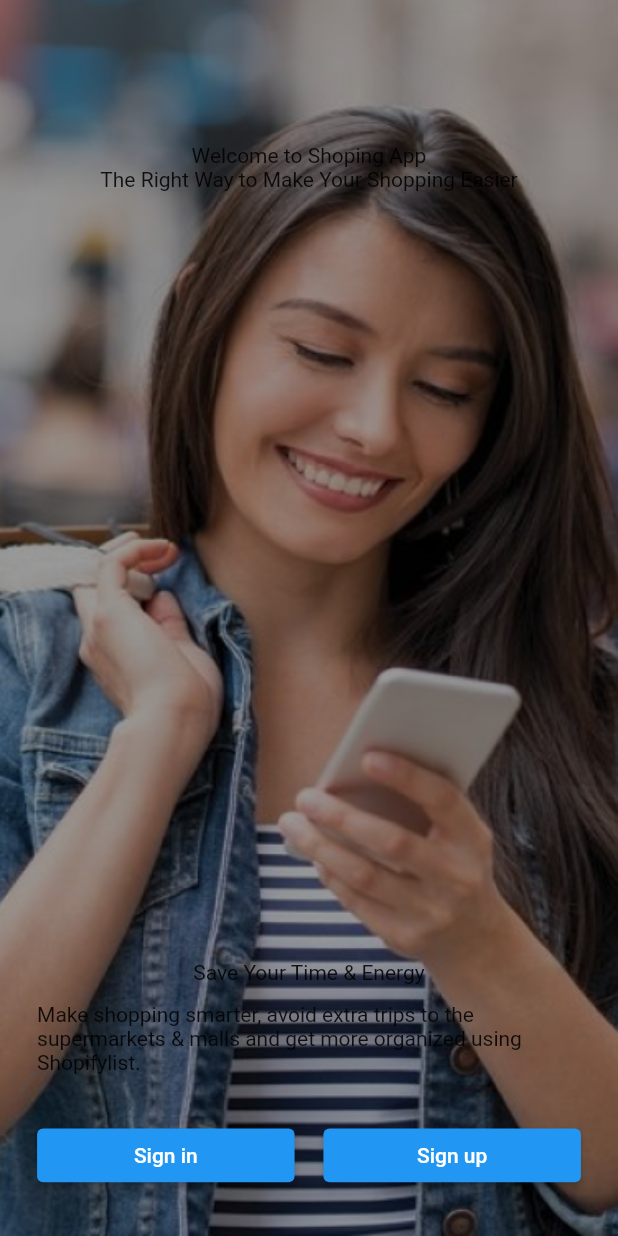
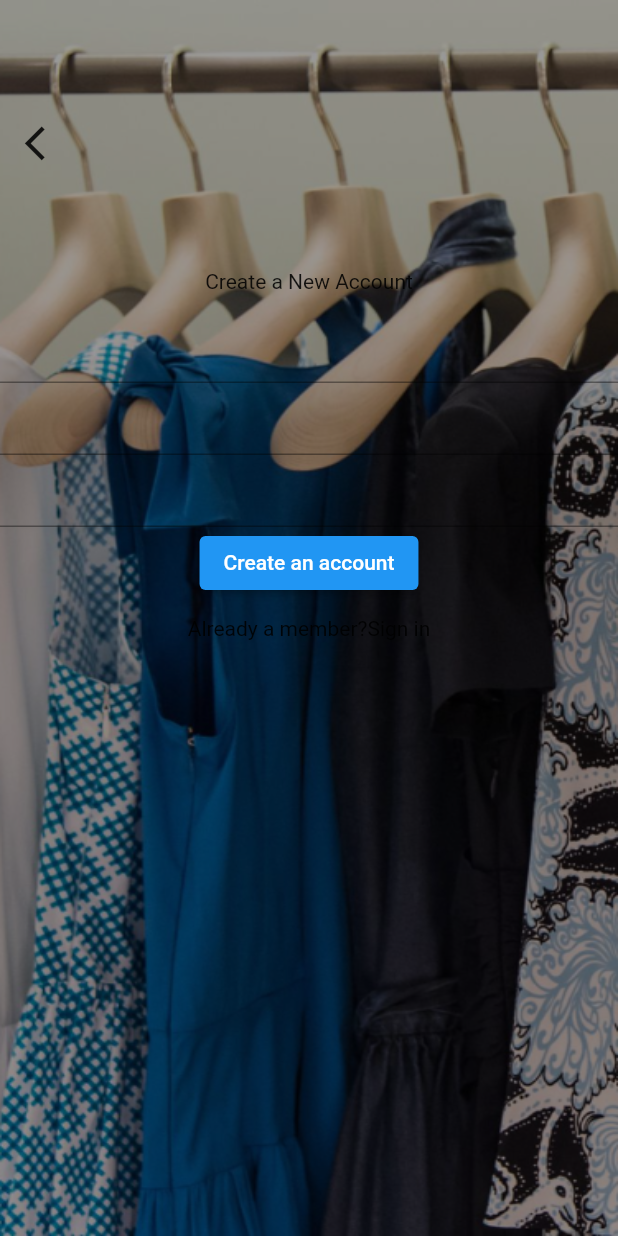
Before and after one commit to kutsaltekbas/shoping_list_application, a Flutter app: the screen it shows after launch, after a tap on "Sign up", on a phone screen of 412 x 824 dp. Run offline on Flutter 3.47's test engine with Material 2 defaults, Android fonts, the phone set to English and light mode, and no system bars; our stand-ins replace auto_route, flutter_screenutil.

Commit message:
sign up page ui updates

```diff
--- a/lib/feature/onboard/view/onboard_view.dart
+++ b/lib/feature/onboard/view/onboard_view.dart
@@ -2,6 +2,7 @@ import 'package:auto_route/auto_route.dart';
 import 'package:flutter/material.dart';
 import 'package:flutter_screenutil/flutter_screenutil.dart';
 import 'package:shoping_list_application/product/constant/image/image_constants.dart';
+import 'package:shoping_list_application/product/init/navigation/app_router.dart';
 import 'package:shoping_list_application/product/utility/extension/context_extension.dart';
 
 @RoutePage(name: 'OnBoardRoute')
@@ -46,7 +47,10 @@ class OnBoardView extends StatelessWidget {
                       height: 30.h,
                       width: 150.w,
                       child: ElevatedButton(
-                          onPressed: () {}, child: Text("Sign up"))),
+                          onPressed: () {
+                            context.router.push(const SignUpRoute());
+                          },
+                          child: Text("Sign up"))),
                 ],
               ),
               SizedBox(height: 30.h)
--- /dev/null
+++ b/lib/feature/sign_up/view/sign_up_view.dart
@@ -0,0 +1,53 @@
+import 'package:auto_route/auto_route.dart';
+import 'package:flutter/material.dart';
+import 'package:flutter_screenutil/flutter_screenutil.dart';
+import 'package:shoping_list_application/product/constant/image/image_constants.dart';
+import 'package:shoping_list_application/product/utility/extension/context_extension.dart';
+
+@RoutePage(name: 'SignUpRoute')
+class SignUpView extends StatelessWidget {
+  const SignUpView({super.key});
+
+  @override
+  Widget build(BuildContext context) {
+    return Scaffold(
+      backgroundColor: Colors.black,
+      body: Container(
+        width: context.width,
+        height: context.height,
+        decoration: BoxDecoration(
+            image: DecorationImage(
+                image: AssetImage(ImageConstants.instance.createAccount),
+                fit: BoxFit.fill,
+                opacity: 0.6)),
+        child: Column(
+          children: [
+            SizedBox(height: 60.h),
+            Align(
+              alignment: Alignment.centerLeft,
+              child: IconButton(
+                  padding: context.paddingHorizontal2,
+                  onPressed: () => context.router.pop(),
+                  icon: Icon(
+                    Icons.arrow_back_ios,
+                    size: 24.sp,
+                  )),
+            ),
+            SizedBox(height: 50.h),
+            Text("Create a New Account"),
+            SizedBox(height: 10.h),
+            TextField(),
+            TextField(),
+            TextField(),
+            ElevatedButton(onPressed: () {}, child: Text("Create an account")),
+            SizedBox(height: 10.h),
+            Row(
+              mainAxisAlignment: MainAxisAlignment.center,
+              children: [Text("Already a member?"), Text("Sign in")],
+            )
+          ],
+        ),
+      ),
+    );
+  }
+}
--- a/lib/product/init/navigation/app_router.dart
+++ b/lib/product/init/navigation/app_router.dart
@@ -1,9 +1,13 @@
 import 'package:auto_route/auto_route.dart';
 import '../../../feature/onboard/view/onboard_view.dart';
+import '../../../feature/sign_up/view/sign_up_view.dart';
 part 'app_router.gr.dart';
 
 @AutoRouterConfig()
 class AppRouter extends _$AppRouter {
   @override
-  List<AutoRoute> get routes => [AutoRoute(page: OnBoardRoute.page, path: '/')];
+  List<AutoRoute> get routes => [
+        AutoRoute(page: OnBoardRoute.page, path: '/'),
+        AutoRoute(page: SignUpRoute.page, path: '/signUp'),
+      ];
 }
```
Also changed, not shown: lib/product/init/navigation/app_router.gr.dart.
